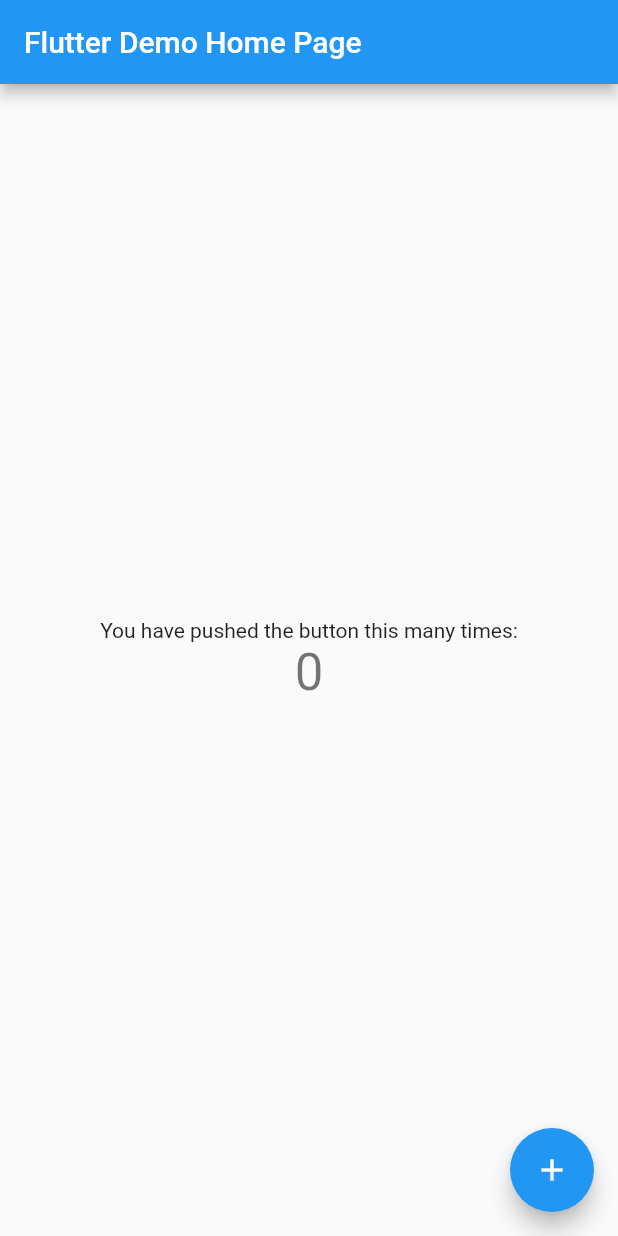
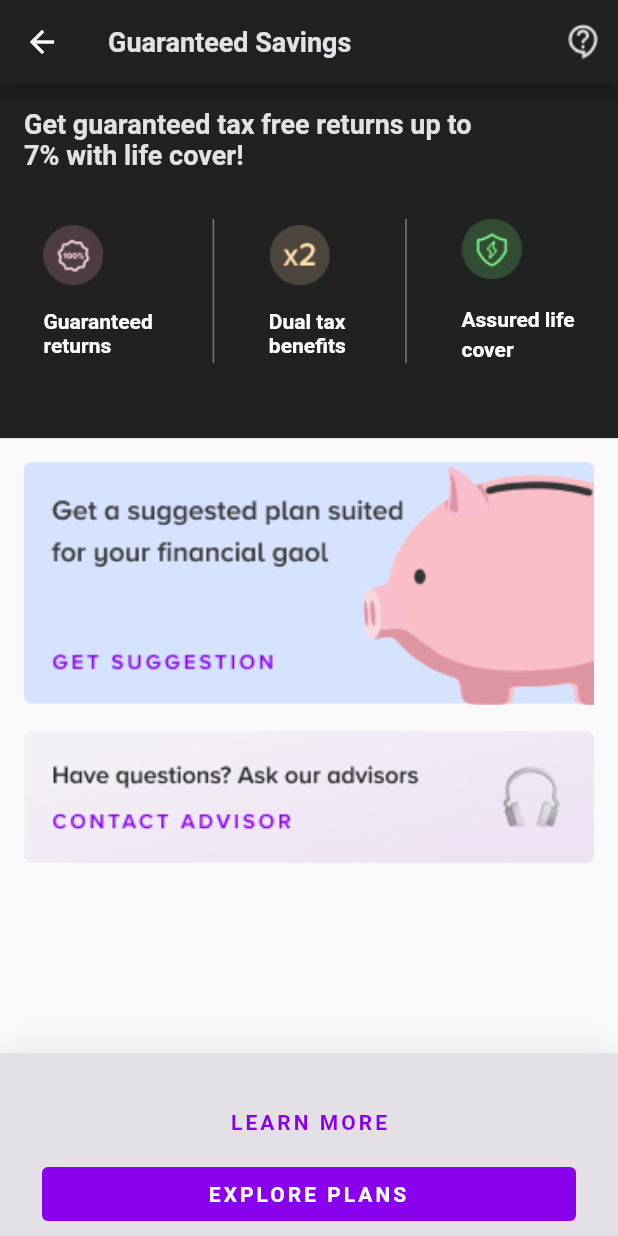
Before and after one commit to Rajuyyadav/guranteed_savings_rsa, a Flutter app: the screen it shows after launch, on a phone screen of 412 x 824 dp. Run offline on Flutter 3.47's test engine with Material 2 defaults, Android fonts, the phone set to English and light mode, and no system bars; our stand-ins replace flutter_svg, story_view.

Commit message:
pdp second screen (ds) create

```diff
--- a/lib/lib/discovery_screen/pdp_screen.dart
+++ b/lib/lib/discovery_screen/pdp_screen.dart
@@ -18,7 +18,7 @@
   Widget build(BuildContext context) {
     return Scaffold(
       appBar: AppBar(
-        backgroundColor: Color(0xff212121),
+        backgroundColor: const Color(0xff212121),
         leading: IconButton(
             onPressed: () {},
             icon: const Icon(
@@ -52,7 +52,10 @@
               height: 22,
             ),
             Padding(
-              padding: const EdgeInsets.only(left: 28, right: 28),
+              padding: const EdgeInsets.only(
+                left: 28,
+                right: 28,
+              ),
               child: Container(
                 width: MediaQuery.of(context).size.width,
                 decoration: BoxDecoration(
--- /dev/null
+++ b/lib/lib/discovery_screen/pdp_screen_two.dart
@@ -0,0 +1,216 @@
+import 'package:flutter/material.dart';
+
+import '../constant/gs_colors.dart';
+import '../story_based_journey_screen/story_ui.dart';
+import '../textstyledetails.dart';
+
+class PdpScreenDiscoveryPageTwo extends StatelessWidget {
+  const PdpScreenDiscoveryPageTwo({Key? key}) : super(key: key);
+
+  @override
+  Widget build(BuildContext context) {
+    return Scaffold(
+      appBar: AppBar(
+        backgroundColor: appbarColor,
+        leading: IconButton(
+            onPressed: () {},
+            icon: const Icon(
+              Icons.arrow_back,
+            )),
+        title: const Text(
+          'Guaranteed Savings',
+          style: TextStyle(color: four, fontWeight: fw600, fontSize: 18),
+        ),
+        actions: [
+          Image.asset(
+            'assets/svg/vector.png',
+            color: four,
+          ),
+        ],
+      ),
+      body: Column(
+        children: [
+          Expanded(
+            child: ListView(shrinkWrap: true, children: [
+              Column(
+                children: [
+                  Container(
+                    color: appbarColor,
+                    child: Column(
+                      crossAxisAlignment: CrossAxisAlignment.start,
+                      children: [
+                        const Padding(
+                          padding:
+                              EdgeInsets.only(left: 16, top: 16, right: 20),
+                          child: Text(
+                            "Get guaranteed tax free returns up to\n"
+                            "7% with life cover!",
+                            style: TextStyle(
+                                color: titleColor,
+                                fontWeight: fw600,
+                                fontSize: fs18),
+                          ),
+                        ),
+                        const SizedBox(
+                          height: 32,
+                        ),
+                        Row(
+                          mainAxisAlignment: MainAxisAlignment.spaceEvenly,
+                          children: [
+                            Column(
+                              crossAxisAlignment: CrossAxisAlignment.start,
+                              children: [
+                                Image.asset("assets/images/guranteed_logo.png"),
+                                const SizedBox(
+                                  height: 16,
+                                ),
+                                const Text(
+                                  "Guaranteed \nreturns",
+                                  style: TextStyle(
+                                      color: white,
+                                      fontSize: fs14,
+                                      fontWeight: fw600),
+                                ),
+                              ],
+                            ),
+                            const SizedBox(
+                              height: 96.1,
+                              child: VerticalDivider(
+                                color: ashColor,
+                                thickness: 1,
+                              ),
+                            ),
+                            Column(
+                              crossAxisAlignment: CrossAxisAlignment.start,
+                              children: [
+                                Image.asset("assets/images/dual_tax_logo.png"),
+                                const SizedBox(
+                                  height: 16,
+                                ),
+                                const Text(
+                                  "Dual tax \nbenefits",
+                                  style: TextStyle(
+                                      color: white,
+                                      fontSize: fs14,
+                                      fontWeight: fw600),
+                                ),
+                              ],
+                            ),
+                            const SizedBox(
+                              height: 96.1,
+                              child: VerticalDivider(
+                                color: ashColor,
+                                thickness: 1,
+                              ),
+                            ),
+                            Column(
+                              crossAxisAlignment: CrossAxisAlignment.start,
+                              children: [
+                                Image.asset(
+                                    "assets/images/assured_life_logo.png"),
+                                const SizedBox(
+                                  height: 16,
+                                ),
+                                const Text(
+                                  "Assured life\ncover",
+                                  style: TextStyle(
+                                      color: white,
+                                      fontSize: fs14,
+                                      fontWeight: fw600,
+                                      height: 20 / 14),
+                                ),
+                              ],
+                            ),
+                          ],
+                        ),
+                        const SizedBox(
+                          height: 50,
+                        ),
+                      ],
+                    ),
+                  ),
+                  // const SizedBox(
+                  //   height: 16,
+                  // ),
+                  Padding(
+                    padding: const EdgeInsets.only(
+                        top: 16, left: 16, right: 16, bottom: 17),
+                    child: Image.asset(
+                      "assets/images/pig_image.png",
+                      fit: BoxFit.fitWidth,
+                      width: double.infinity,
+                    ),
+                  ),
+                  Padding(
+                    padding: const EdgeInsets.only(left: 16, right: 16),
+                    child: Image.asset(
+                      "assets/images/contact_advisor_image.png",
+                      fit: BoxFit.fitWidth,
+                      width: double.infinity,
+                    ),
+                  )
+                ],
+              ),
+            ]),
+          ),
+          const SizedBox(
+            height: 76,
+          ),
+          const BottomSheetOne()
+        ],
+      ),
+    );
+  }
+}
+
+class BottomSheetOne extends StatelessWidget {
+  const BottomSheetOne({Key? key}) : super(key: key);
+
+  @override
+  Widget build(BuildContext context) {
+    return Container(
+      decoration: const BoxDecoration(
+        color: four,
+        boxShadow: [BoxShadow(blurRadius: 20, color: Color(0xffE4E1E6))],
+      ),
+      padding: const EdgeInsets.symmetric(horizontal: 28),
+      alignment: Alignment.bottomCenter,
+      child: Column(
+        crossAxisAlignment: CrossAxisAlignment.center,
+        children: [
+          Padding(
+            padding: const EdgeInsets.only(top: 38, bottom: 22),
+            child: Text("learn more".toUpperCase(),
+                style: const TextStyle(
+                    color: roundColor,
+                    fontWeight: fw600,
+                    fontSize: fs14,
+                    letterSpacing: 2)),
+          ),
+          InkWell(
+            onTap: () {},
+            child: Container(
+              width: double.infinity,
+              padding: const EdgeInsets.symmetric(vertical: 10),
+              decoration: BoxDecoration(
+                  color: roundColor, borderRadius: BorderRadius.circular(4)),
+              child: Text(
+                "explore plans".toUpperCase(),
+                textAlign: TextAlign.center,
+                style: const TextStyle(
+                  color: white,
+                  fontSize: fs14,
+                  fontWeight: fw600,
+                  letterSpacing: 2,
+                ),
+              ),
+            ),
+          ),
+          const SizedBox(
+            height: 10,
+          )
+        ],
+      ),
+    );
+  }
+}
--- a/lib/main.dart
+++ b/lib/main.dart
@@ -1,4 +1,7 @@
 import 'package:flutter/material.dart';
+
+import 'lib/discovery_screen/pdp_screen.dart';
+import 'lib/discovery_screen/pdp_screen_two.dart';
 
 void main() {
   runApp(const MyApp());
@@ -24,7 +27,9 @@
         // is not restarted.
         primarySwatch: Colors.blue,
       ),
-      home: const MyHomePage(title: 'Flutter Demo Home Page'),
+      home:
+          //const MyHomePage(title: 'Flutter Demo Home Page'),
+          const PdpScreenDiscoveryPageTwo(),
     );
   }
 }
```
Also changed, not shown: assets/images/assured_life_logo.png (added), assets/images/contact_advisor_image.png (added), assets/images/dual_tax_logo.png (added), assets/images/gr_image.png (deleted), assets/images/guranteed_logo.png (added), assets/images/pig_image.png (added).
